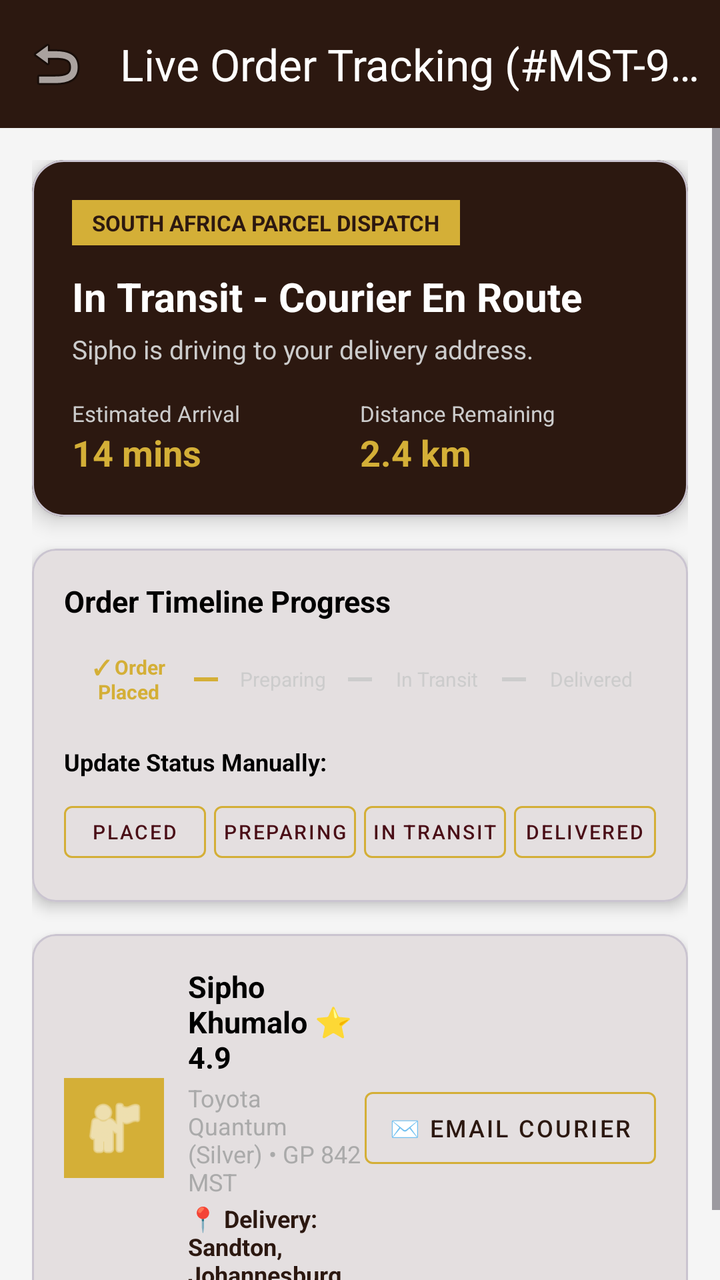
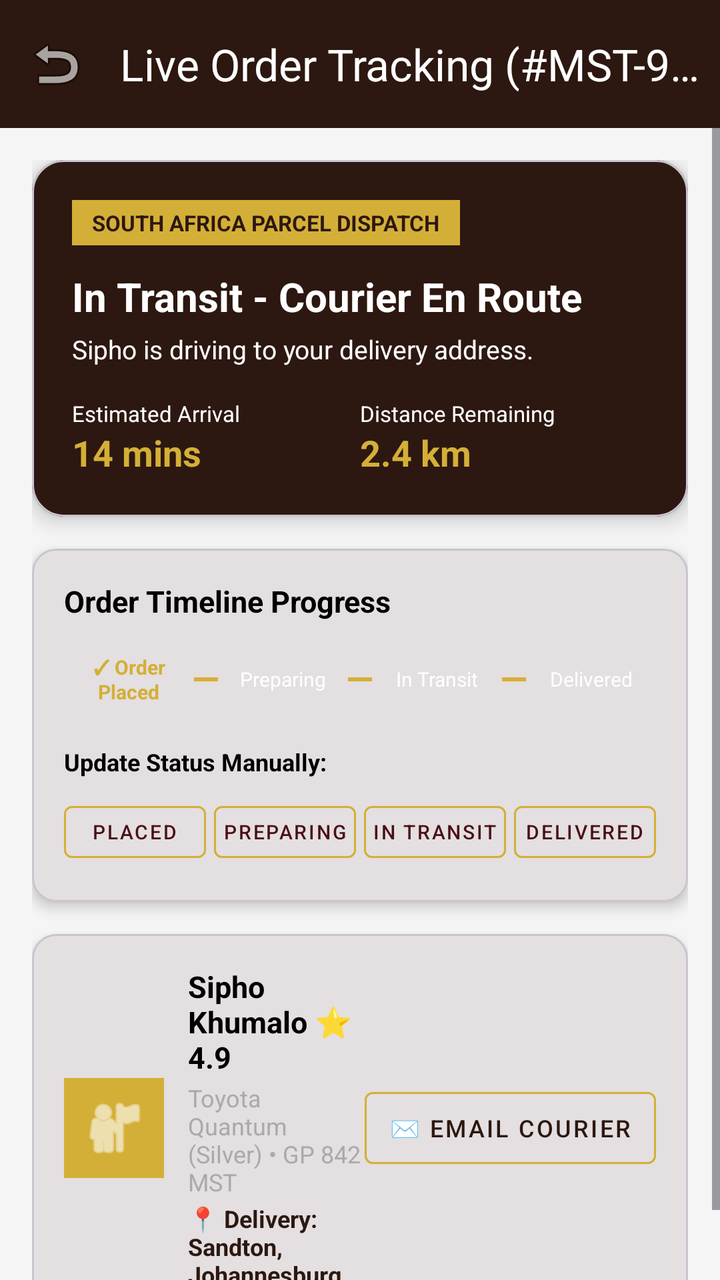

Screens rendered from an Android XML layout before and after an edit, with the pre-edit source and the edit as a unified diff.
<!-- AndroidManifest.xml: application theme Theme.MSTPerfumes -->
<!-- res/layout/activity_track_parcel.xml -->
<?xml version="1.0" encoding="utf-8"?>
<LinearLayout xmlns:android="http://schemas.android.com/apk/res/android"
    xmlns:app="http://schemas.android.com/apk/res-auto"
    android:layout_width="match_parent"
    android:layout_height="match_parent"
    android:background="#F5F5F5"
    android:orientation="vertical">

    
    <com.google.android.material.appbar.MaterialToolbar
        android:id="@+id/trackToolbar"
        android:layout_width="match_parent"
        android:layout_height="?attr/actionBarSize"
        android:background="#2C1810"
        app:navigationIcon="@android:drawable/ic_menu_revert"
        app:title="Live Order Tracking (#MST-9842)"
        app:titleTextColor="@android:color/white" />

    <ScrollView
        android:layout_width="match_parent"
        android:layout_height="match_parent"
        android:fillViewport="true">

        <LinearLayout
            android:layout_width="match_parent"
            android:layout_height="wrap_content"
            android:orientation="vertical"
            android:padding="16dp">

            
            <com.google.android.material.card.MaterialCardView
                android:layout_width="match_parent"
                android:layout_height="wrap_content"
                app:cardBackgroundColor="#2C1810"
                app:cardCornerRadius="16dp"
                app:cardElevation="6dp">

                <LinearLayout
                    android:layout_width="match_parent"
                    android:layout_height="wrap_content"
                    android:orientation="vertical"
                    android:padding="20dp">

                    <TextView
                        android:layout_width="wrap_content"
                        android:layout_height="wrap_content"
                        android:background="#D4AF37"
                        android:paddingHorizontal="10dp"
                        android:paddingVertical="4dp"
                        android:text="SOUTH AFRICA PARCEL DISPATCH"
                        android:textColor="#2C1810"
                        android:textSize="11sp"
                        android:textStyle="bold" />

                    <TextView
                        android:id="@+id/tvLiveStatusHeader"
                        android:layout_width="wrap_content"
                        android:layout_height="wrap_content"
                        android:layout_marginTop="12dp"
                        android:text="In Transit - Courier En Route"
                        android:textColor="@android:color/white"
                        android:textSize="20sp"
                        android:textStyle="bold" />

                    <TextView
                        android:id="@+id/tvSubStatus"
                        android:layout_width="wrap_content"
                        android:layout_height="wrap_content"
                        android:layout_marginTop="4dp"
                        android:text="Sipho is driving to your delivery address."
                        android:textColor="#CCCCCC"
                        android:textSize="13sp" />

                    <LinearLayout
                        android:layout_width="match_parent"
                        android:layout_height="wrap_content"
                        android:layout_marginTop="16dp"
                        android:orientation="horizontal">

                        <LinearLayout
                            android:layout_width="0dp"
                            android:layout_height="wrap_content"
                            android:layout_weight="1"
                            android:orientation="vertical">

                            <TextView
                                android:layout_width="wrap_content"
                                android:layout_height="wrap_content"
                                android:text="Estimated Arrival"
                                android:textColor="#CCCCCC"
                                android:textSize="11sp" />

                            <TextView
                                android:id="@+id/tvEta"
                                android:layout_width="wrap_content"
                                android:layout_height="wrap_content"
                                android:text="14 mins"
                                android:textColor="#D4AF37"
                                android:textSize="18sp"
                                android:textStyle="bold" />
                        </LinearLayout>

                        <LinearLayout
                            android:layout_width="0dp"
                            android:layout_height="wrap_content"
                            android:layout_weight="1"
                            android:orientation="vertical">

                            <TextView
                                android:layout_width="wrap_content"
                                android:layout_height="wrap_content"
                                android:text="Distance Remaining"
                                android:textColor="#CCCCCC"
                                android:textSize="11sp" />

                            <TextView
                                android:id="@+id/tvDistanceRemaining"
                                android:layout_width="wrap_content"
                                android:layout_height="wrap_content"
                                android:text="2.4 km"
                                android:textColor="#D4AF37"
                                android:textSize="18sp"
                                android:textStyle="bold" />
                        </LinearLayout>

                    </LinearLayout>

                </LinearLayout>
            </com.google.android.material.card.MaterialCardView>

            
            <com.google.android.material.card.MaterialCardView
                android:layout_width="match_parent"
                android:layout_height="wrap_content"
                android:layout_marginTop="16dp"
                app:cardCornerRadius="12dp"
                app:cardElevation="4dp">

                <LinearLayout
                    android:layout_width="match_parent"
                    android:layout_height="wrap_content"
                    android:orientation="vertical"
                    android:padding="16dp">

                    <TextView
                        android:layout_width="wrap_content"
                        android:layout_height="wrap_content"
                        android:text="Order Timeline Progress"
                        android:textColor="@android:color/black"
                        android:textSize="15sp"
                        android:textStyle="bold" />

                    
                    <LinearLayout
                        android:layout_width="match_parent"
                        android:layout_height="wrap_content"
                        android:layout_marginTop="16dp"
                        android:gravity="center_vertical"
                        android:orientation="horizontal">

                        <TextView
                            android:id="@+id/stepPlaced"
                            android:layout_width="0dp"
                            android:layout_height="wrap_content"
                            android:layout_weight="1"
                            android:gravity="center"
                            android:text="✓ Order Placed"
                            android:textColor="#D4AF37"
                            android:textSize="10sp"
                            android:textStyle="bold" />

                        <View
                            android:id="@+id/lineStep1"
                            android:layout_width="12dp"
                            android:layout_height="2dp"
                            android:background="#D4AF37" />

                        <TextView
                            android:id="@+id/stepPreparing"
                            android:layout_width="0dp"
                            android:layout_height="wrap_content"
                            android:layout_weight="1"
                            android:gravity="center"
                            android:text="Preparing"
                            android:textColor="#CCCCCC"
                            android:textSize="10sp" />

                        <View
                            android:id="@+id/lineStep2"
                            android:layout_width="12dp"
                            android:layout_height="2dp"
                            android:background="#CCCCCC" />

                        <TextView
                            android:id="@+id/stepInTransit"
                            android:layout_width="0dp"
                            android:layout_height="wrap_content"
                            android:layout_weight="1"
                            android:gravity="center"
                            android:text="In Transit"
                            android:textColor="#CCCCCC"
                            android:textSize="10sp" />

                        <View
                            android:id="@+id/lineStep3"
                            android:layout_width="12dp"
                            android:layout_height="2dp"
                            android:background="#CCCCCC" />

                        <TextView
                            android:id="@+id/stepDelivered"
                            android:layout_width="0dp"
                            android:layout_height="wrap_content"
                            android:layout_weight="1"
                            android:gravity="center"
                            android:text="Delivered"
                            android:textColor="#CCCCCC"
                            android:textSize="10sp" />

                    </LinearLayout>

                    
                    <TextView
                        android:layout_width="wrap_content"
                        android:layout_height="wrap_content"
                        android:layout_marginTop="20dp"
                        android:text="Update Status Manually:"
                        android:textColor="@android:color/black"
                        android:textSize="12sp"
                        android:textStyle="bold" />

                    <LinearLayout
                        android:layout_width="match_parent"
                        android:layout_height="wrap_content"
                        android:layout_marginTop="8dp"
                        android:orientation="horizontal">

                        <Button
                            android:id="@+id/btnSetPlaced"
                            style="@style/Widget.MaterialComponents.Button.OutlinedButton"
                            android:layout_width="0dp"
                            android:layout_height="38dp"
                            android:layout_marginEnd="2dp"
                            android:layout_weight="1"
                            android:padding="0dp"
                            android:text="Placed"
                            android:textSize="10sp"
                            app:strokeColor="#D4AF37" />

                        <Button
                            android:id="@+id/btnSetPreparing"
                            style="@style/Widget.MaterialComponents.Button.OutlinedButton"
                            android:layout_width="0dp"
                            android:layout_height="38dp"
                            android:layout_marginHorizontal="2dp"
                            android:layout_weight="1"
                            android:padding="0dp"
                            android:text="Preparing"
                            android:textSize="10sp"
                            app:strokeColor="#D4AF37" />

                        <Button
                            android:id="@+id/btnSetInTransit"
                            style="@style/Widget.MaterialComponents.Button.OutlinedButton"
                            android:layout_width="0dp"
                            android:layout_height="38dp"
                            android:layout_marginHorizontal="2dp"
                            android:layout_weight="1"
                            android:padding="0dp"
                            android:text="In Transit"
                            android:textSize="10sp"
                            app:strokeColor="#D4AF37" />

                        <Button
                            android:id="@+id/btnSetDelivered"
                            style="@style/Widget.MaterialComponents.Button.OutlinedButton"
                            android:layout_width="0dp"
                            android:layout_height="38dp"
                            android:layout_marginStart="2dp"
                            android:layout_weight="1"
                            android:padding="0dp"
                            android:text="Delivered"
                            android:textSize="10sp"
                            app:strokeColor="#D4AF37" />

                    </LinearLayout>

                </LinearLayout>
            </com.google.android.material.card.MaterialCardView>

            
            <com.google.android.material.card.MaterialCardView
                android:layout_width="match_parent"
                android:layout_height="wrap_content"
                android:layout_marginTop="16dp"
                app:cardCornerRadius="12dp"
                app:cardElevation="4dp">

                <LinearLayout
                    android:layout_width="match_parent"
                    android:layout_height="wrap_content"
                    android:gravity="center_vertical"
                    android:orientation="horizontal"
                    android:padding="16dp">

                    <ImageView
                        android:layout_width="50dp"
                        android:layout_height="50dp"
                        android:background="#D4AF37"
                        android:contentDescription="Driver Avatar"
                        android:padding="8dp"
                        android:src="@android:drawable/ic_menu_myplaces"
                        app:tint="@android:color/white" />

                    <LinearLayout
                        android:layout_width="0dp"
                        android:layout_height="wrap_content"
                        android:layout_marginStart="12dp"
                        android:layout_weight="1"
                        android:orientation="vertical">

                        <TextView
                            android:id="@+id/tvDriverName"
                            android:layout_width="wrap_content"
                            android:layout_height="wrap_content"
                            android:text="Sipho Khumalo ⭐ 4.9"
                            android:textColor="@android:color/black"
                            android:textSize="15sp"
                            android:textStyle="bold" />

                        <TextView
                            android:id="@+id/tvVehicleDetails"
                            android:layout_width="wrap_content"
                            android:layout_height="wrap_content"
                            android:layout_marginTop="2dp"
                            android:text="Toyota Quantum (Silver) • GP 842 MST"
                            android:textColor="@android:color/darker_gray"
                            android:textSize="12sp" />

                        <TextView
                            android:id="@+id/tvDeliveryAddress"
                            android:layout_width="wrap_content"
                            android:layout_height="wrap_content"
                            android:layout_marginTop="2dp"
                            android:text="📍 Delivery: Sandton, Johannesburg"
                            android:textColor="#2C1810"
                            android:textSize="12sp"
                            android:textStyle="bold" />
                    </LinearLayout>

                    <Button
                        android:id="@+id/btnEmailCourier"
                        style="@style/Widget.MaterialComponents.Button.OutlinedButton"
                        android:layout_width="wrap_content"
                        android:layout_height="wrap_content"
                        android:paddingHorizontal="12dp"
                        android:text="✉️ Email Courier"
                        android:textColor="#2C1810"
                        android:textSize="12sp"
                        app:strokeColor="#D4AF37" />

                </LinearLayout>
            </com.google.android.material.card.MaterialCardView>

        </LinearLayout>
    </ScrollView>

</LinearLayout>
<!-- resources referenced by this layout -->
<resources>
  <style name="Theme.MSTPerfumes" parent="Base.Theme.MSTPerfumes" />
  <style name="Base.Theme.MSTPerfumes" parent="Theme.Material3.DayNight.NoActionBar">
          
          <item name="colorPrimary">@color/deep_burgundy</item>
          <item name="colorSecondary">@color/golden_sand</item>
          <item name="android:colorBackground">@color/smoke_white</item>
          <item name="colorSurface">@color/smoke_white</item>
      </style>
  <color name="deep_burgundy">#4A0E17</color>
  <color name="golden_sand">#E5C158</color>
  <color name="smoke_white">#F5F5F5</color>
</resources>

<!-- the commit's change to res/layout/activity_track_parcel.xml (unified diff, before → after) -->
@@ -68,7 +68,7 @@
                         android:layout_height="wrap_content"
                         android:layout_marginTop="4dp"
                         android:text="Sipho is driving to your delivery address."
-                        android:textColor="#CCCCCC"
+                        android:textColor="#FFFFFF"
                         android:textSize="13sp" />
 
                     <LinearLayout
@@ -87,7 +87,7 @@
                                 android:layout_width="wrap_content"
                                 android:layout_height="wrap_content"
                                 android:text="Estimated Arrival"
-                                android:textColor="#CCCCCC"
+                                android:textColor="#FFFFFF"
                                 android:textSize="11sp" />
 
                             <TextView
@@ -110,7 +110,7 @@
                                 android:layout_width="wrap_content"
                                 android:layout_height="wrap_content"
                                 android:text="Distance Remaining"
-                                android:textColor="#CCCCCC"
+                                android:textColor="#FFFFFF"
                                 android:textSize="11sp" />
 
                             <TextView
@@ -182,14 +182,14 @@
                             android:layout_weight="1"
                             android:gravity="center"
                             android:text="Preparing"
-                            android:textColor="#CCCCCC"
+                            android:textColor="#FFFFFF"
                             android:textSize="10sp" />
 
                         <View
                             android:id="@+id/lineStep2"
                             android:layout_width="12dp"
                             android:layout_height="2dp"
-                            android:background="#CCCCCC" />
+                            android:background="#D4AF37" />
 
                         <TextView
                             android:id="@+id/stepInTransit"
@@ -198,14 +198,14 @@
                             android:layout_weight="1"
                             android:gravity="center"
                             android:text="In Transit"
-                            android:textColor="#CCCCCC"
+                            android:textColor="#FFFFFF"
                             android:textSize="10sp" />
 
                         <View
                             android:id="@+id/lineStep3"
                             android:layout_width="12dp"
                             android:layout_height="2dp"
-                            android:background="#CCCCCC" />
+                            android:background="#D4AF37" />
 
                         <TextView
                             android:id="@+id/stepDelivered"
@@ -214,7 +214,7 @@
                             android:layout_weight="1"
                             android:gravity="center"
                             android:text="Delivered"
-                            android:textColor="#CCCCCC"
+                            android:textColor="#FFFFFF"
                             android:textSize="10sp" />
 
                     </LinearLayout>
